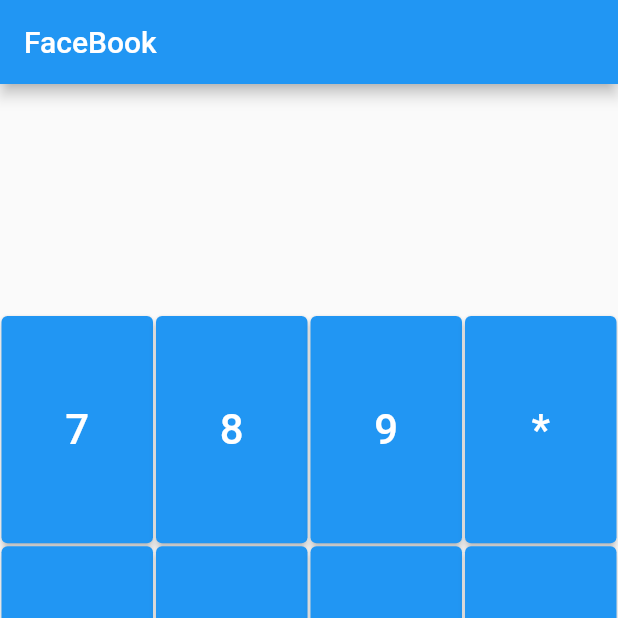
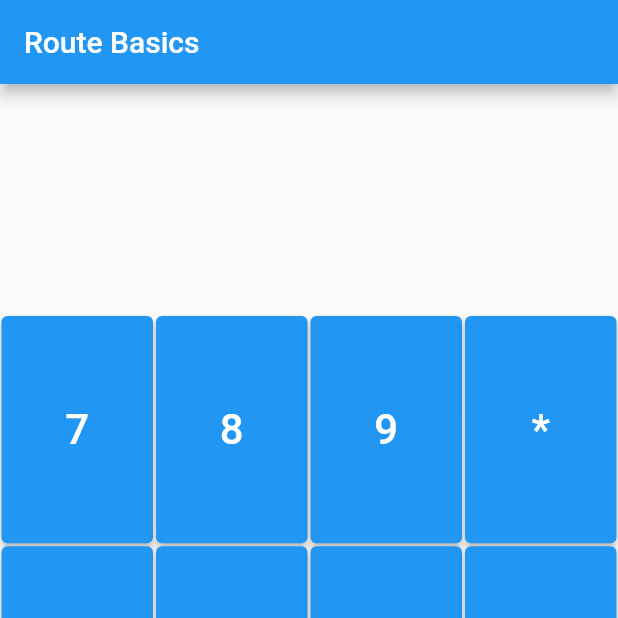
Before and after one commit to mohamednabiltraining/flutter-basics-Sat, a Flutter app: the screen it shows after launch, on a phone screen of 412 x 824 dp, the top half of it. Run offline on Flutter 3.47's test engine with Material 2 defaults, Android fonts, the phone set to English and light mode, and no system bars.

Commit message:
updated app title

```diff
--- a/lib/main.dart
+++ b/lib/main.dart
@@ -11,9 +11,9 @@ void main(){
 class MyApplication extends StatelessWidget{
   @override
   Widget build(BuildContext context) {
-    return MaterialApp(title:'new flutter app' ,
+    return MaterialApp(title:'Route Basics' ,
     home: Scaffold(
-      appBar: AppBar(title: Text('FaceBook'),) ,
+      appBar: AppBar(title: Text('Route Basics'),) ,
      // body:SimpleCounterWidget()
       body:CalculatorWidget()
     ),
```
